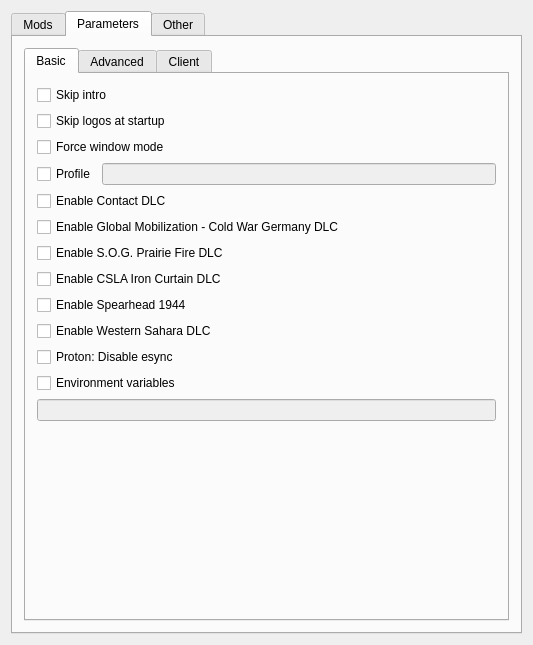
Above: src/arma3-unix-launcher/mainwindow.ui from muttleyxd/arma3-unix-launcher before the change. Below: the same form after it.
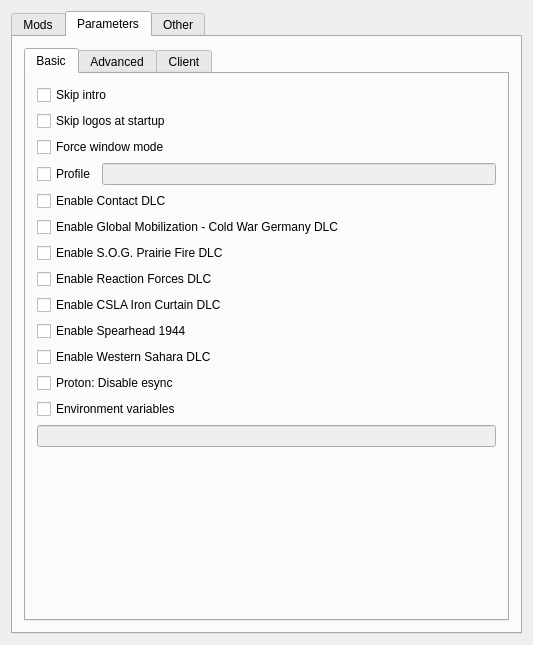
That is the form after the change. The open tabs and pages were chosen to show the change. Icons and pictures are not drawn. Custom widgets are drawn as their Qt base class.

Commit message: feat: Add Reaction Forces CDLC

```diff
--- a/src/arma3-unix-launcher/mainwindow.ui
+++ b/src/arma3-unix-launcher/mainwindow.ui
@@ -249,6 +249,13 @@
                   </property>
                  </widget>
                 </item>
+                <item>
+                 <widget class="QCheckBox" name="checkbox_dlc_reaction_forces">
+                  <property name="text">
+                   <string>Enable Reaction Forces DLC</string>
+                  </property>
+                 </widget>
+                </item>
                 <item>
                  <widget class="QCheckBox" name="checkbox_dlc_csla">
                   <property name="text">
```
The commit also changes 3 other files.
